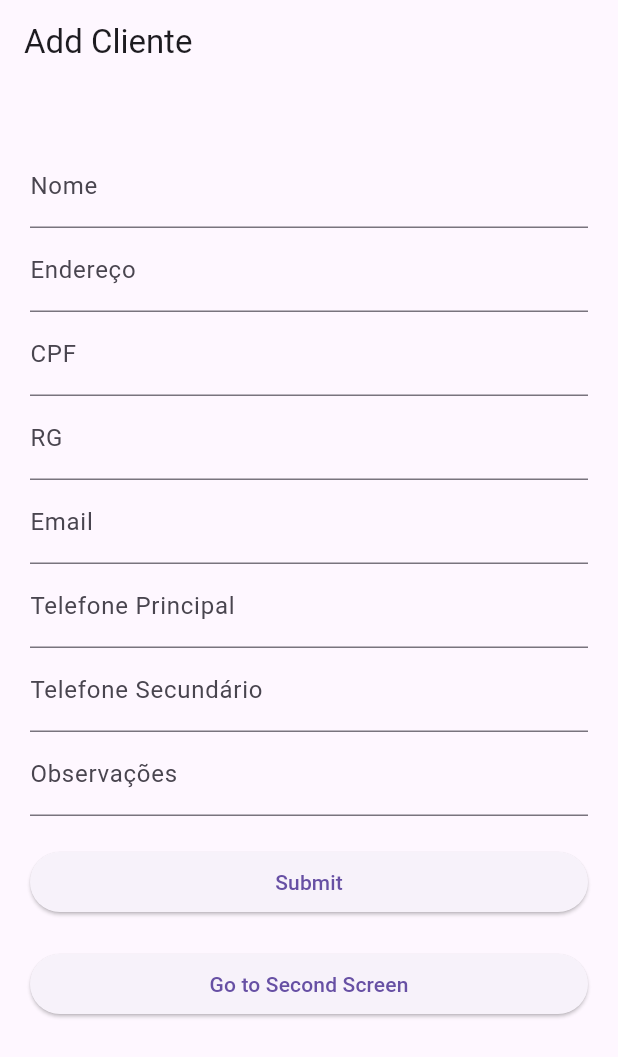
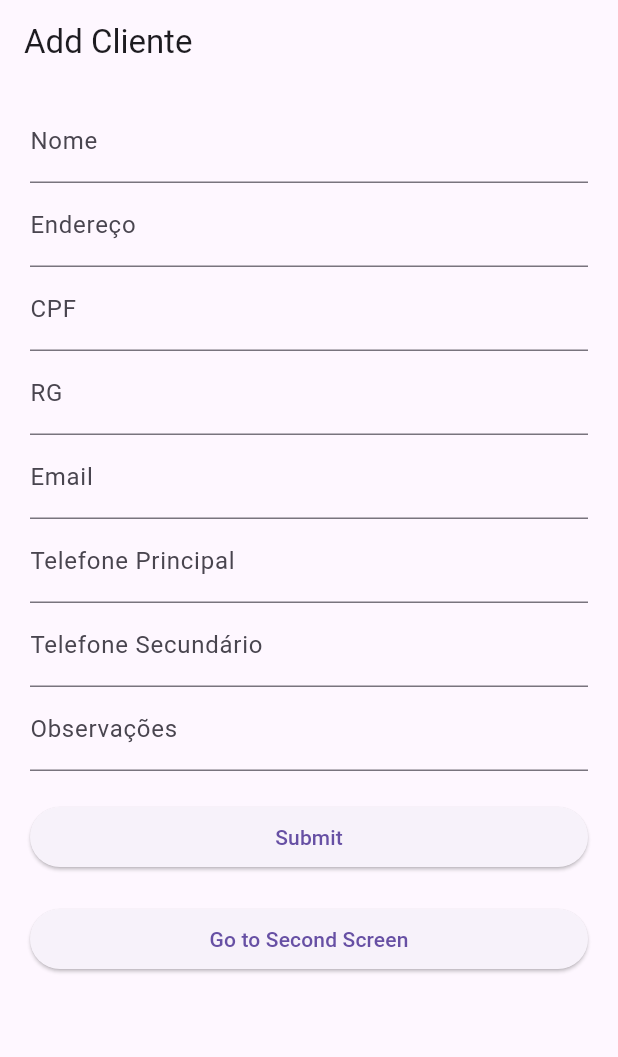
Before and after one commit to lamfsantos/controle-financeiro, a Flutter app: the screen it shows after launch, on a phone screen of 412 x 824 dp. Shown: the top 1057 px of the screen. Run offline on Flutter 3.47's test engine with Material 3 defaults, Android fonts, the phone set to English and light mode, and no system bars.

```diff
--- a/flutter/app/lib/main.dart
+++ b/flutter/app/lib/main.dart
@@ -77,7 +77,7 @@ class _ClienteFormState extends State<ClienteForm> {
               mainAxisAlignment: MainAxisAlignment.start,
               crossAxisAlignment: CrossAxisAlignment.stretch,
               children: <Widget>[
-                SizedBox(height: 40), // Add space at the top
+                SizedBox(height: 10), // Add space at the top
                 TextFormField(
                   decoration: InputDecoration(labelText: 'Nome'),
                   validator: (value) {
```
Also changed, not shown: flutter/app/README.txt (added), 1 other file.
